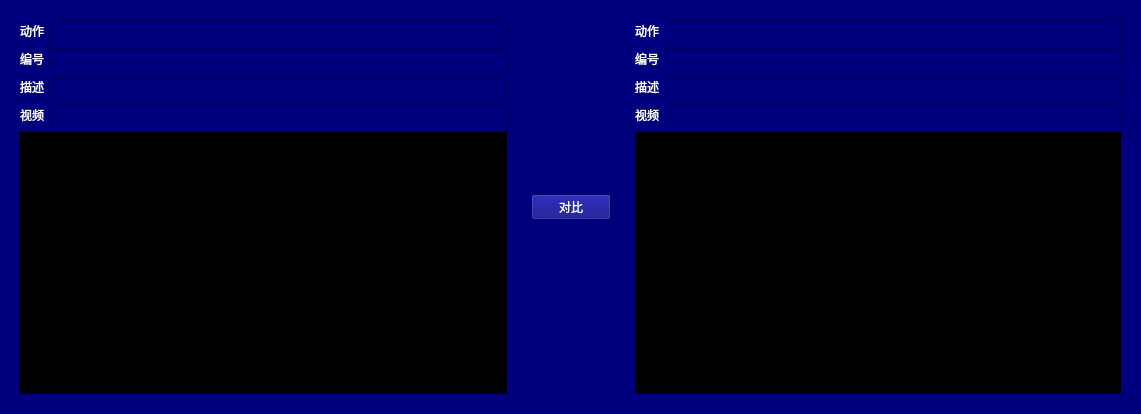
This is videocompare_page.ui in LiYangDoYourself/keypoints_diff as Qt 5 draws it before an edit. The edited form follows.
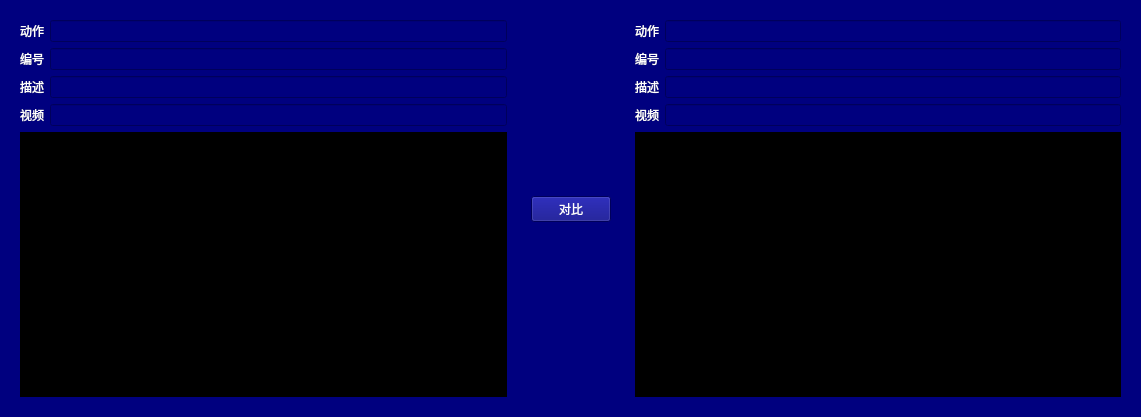
This is the edited form.

The edit to the form file:
```diff
--- a/videocompare_page.ui
+++ b/videocompare_page.ui
@@ -7,7 +7,7 @@
     <x>0</x>
     <y>0</y>
     <width>1141</width>
-    <height>414</height>
+    <height>417</height>
    </rect>
   </property>
   <property name="windowTitle">
```
